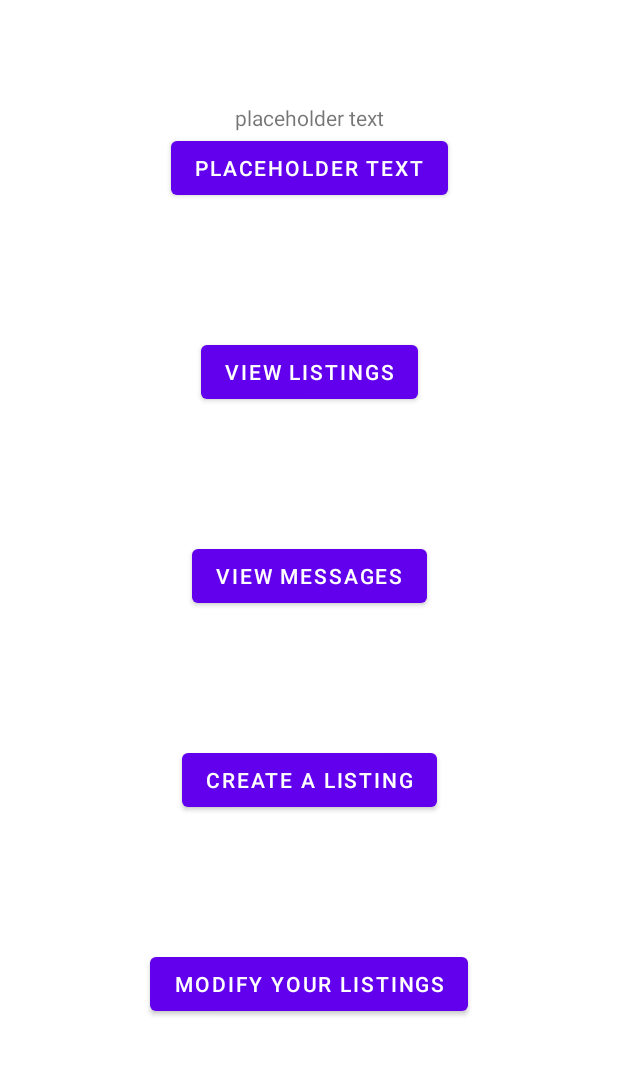
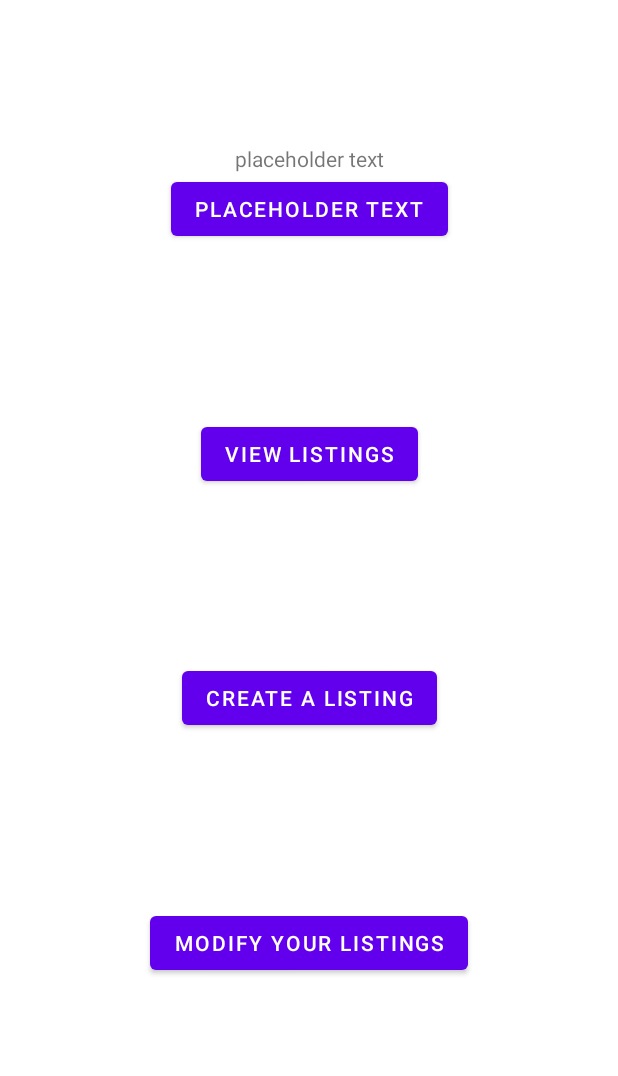
Before and after one commit to AustiBomb33/3025-semester-project, an Android app: the screen it shows after launch (MainActivity), on a phone screen of 412 x 824 dp, the part 84-1160 px from its top. Run offline under Robolectric (Android 15) with nearby library versions, the phone set to English and light mode, and no system bars.

Commit message:
Removed a button

```diff
--- a/app/src/main/res/layout/activity_main.xml
+++ b/app/src/main/res/layout/activity_main.xml
@@ -5,27 +5,6 @@
     android:layout_width="match_parent"
     android:layout_height="match_parent"
     tools:context=".MainActivity">
-
-    <androidx.appcompat.widget.Toolbar
-        android:id="@+id/toolbar"
-        android:layout_width="match_parent"
-        android:layout_height="wrap_content"
-        android:background="?attr/colorPrimary"
-        android:minHeight="?attr/actionBarSize"
-        android:theme="?attr/actionBarTheme"
-        app:layout_constraintEnd_toEndOf="parent"
-        app:layout_constraintStart_toStartOf="parent"
-        app:layout_constraintTop_toTopOf="parent" />
-
-    <TextView
-        android:id="@+id/textTitle"
-        android:layout_width="wrap_content"
-        android:layout_height="wrap_content"
-        android:text="@string/app_name"
-        app:layout_constraintBottom_toBottomOf="@+id/toolbar"
-        app:layout_constraintEnd_toEndOf="@+id/toolbar"
-        app:layout_constraintStart_toStartOf="@+id/toolbar"
-        app:layout_constraintTop_toTopOf="@+id/toolbar" />
 
     <Button
         android:id="@+id/buttonLogInOut"
@@ -43,22 +22,11 @@
         android:layout_width="wrap_content"
         android:layout_height="wrap_content"
         android:text="@string/view_listings"
-        app:layout_constraintBottom_toTopOf="@+id/buttonViewMessages"
+        app:layout_constraintBottom_toTopOf="@+id/buttonCreateListings"
         app:layout_constraintEnd_toEndOf="parent"
         app:layout_constraintHorizontal_bias="0.5"
         app:layout_constraintStart_toStartOf="parent"
         app:layout_constraintTop_toBottomOf="@+id/buttonLogInOut" />
-
-    <Button
-        android:id="@+id/buttonViewMessages"
-        android:layout_width="wrap_content"
-        android:layout_height="wrap_content"
-        android:text="@string/view_messages"
-        app:layout_constraintBottom_toTopOf="@+id/buttonCreateListings"
-        app:layout_constraintEnd_toEndOf="parent"
-        app:layout_constraintHorizontal_bias="0.5"
-        app:layout_constraintStart_toStartOf="parent"
-        app:layout_constraintTop_toBottomOf="@+id/buttonViewListings" />
 
     <Button
         android:id="@+id/buttonCreateListings"
@@ -69,7 +37,7 @@
         app:layout_constraintEnd_toEndOf="parent"
         app:layout_constraintHorizontal_bias="0.5"
         app:layout_constraintStart_toStartOf="parent"
-        app:layout_constraintTop_toBottomOf="@+id/buttonViewMessages" />
+        app:layout_constraintTop_toBottomOf="@+id/buttonViewListings" />
 
     <Button
         android:id="@+id/buttonModifyListings"
@@ -88,7 +56,27 @@
         android:layout_height="wrap_content"
         android:text="@string/placeholder"
         app:layout_constraintBottom_toTopOf="@+id/buttonLogInOut"
-        app:layout_constraintEnd_toEndOf="parent"
-        app:layout_constraintStart_toStartOf="parent" />
+        app:layout_constraintEnd_toEndOf="@+id/buttonLogInOut"
+        app:layout_constraintStart_toStartOf="@+id/buttonLogInOut" />
+
+    <androidx.appcompat.widget.Toolbar
+        android:id="@+id/toolbar"
+        android:layout_width="match_parent"
+        android:layout_height="wrap_content"
+        android:background="?attr/colorPrimary"
+        android:minHeight="?attr/actionBarSize"
+        android:theme="?attr/actionBarTheme"
+        tools:layout_editor_absoluteX="1dp"
+        tools:layout_editor_absoluteY="4dp" />
+
+    <TextView
+        android:id="@+id/textView"
+        android:layout_width="wrap_content"
+        android:layout_height="wrap_content"
+        android:text="@string/app_name"
+        app:layout_constraintBottom_toBottomOf="@+id/toolbar"
+        app:layout_constraintEnd_toEndOf="@+id/toolbar"
+        app:layout_constraintStart_toStartOf="@+id/toolbar"
+        app:layout_constraintTop_toTopOf="@+id/toolbar" />
 
 </androidx.constraintlayout.widget.ConstraintLayout>
```
